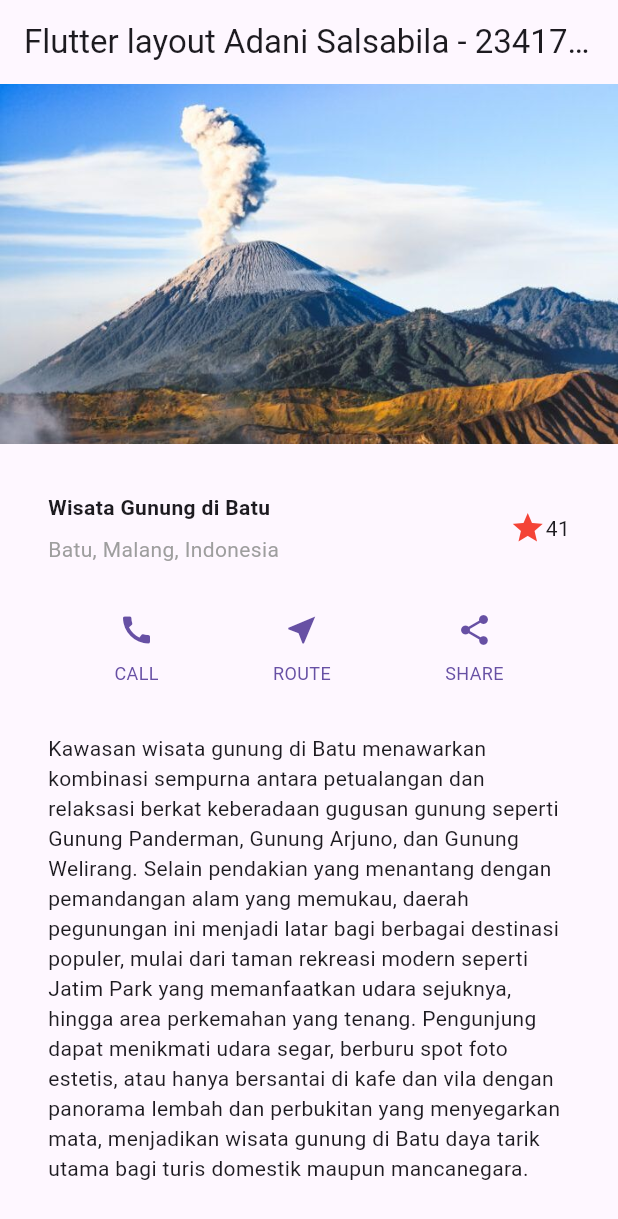
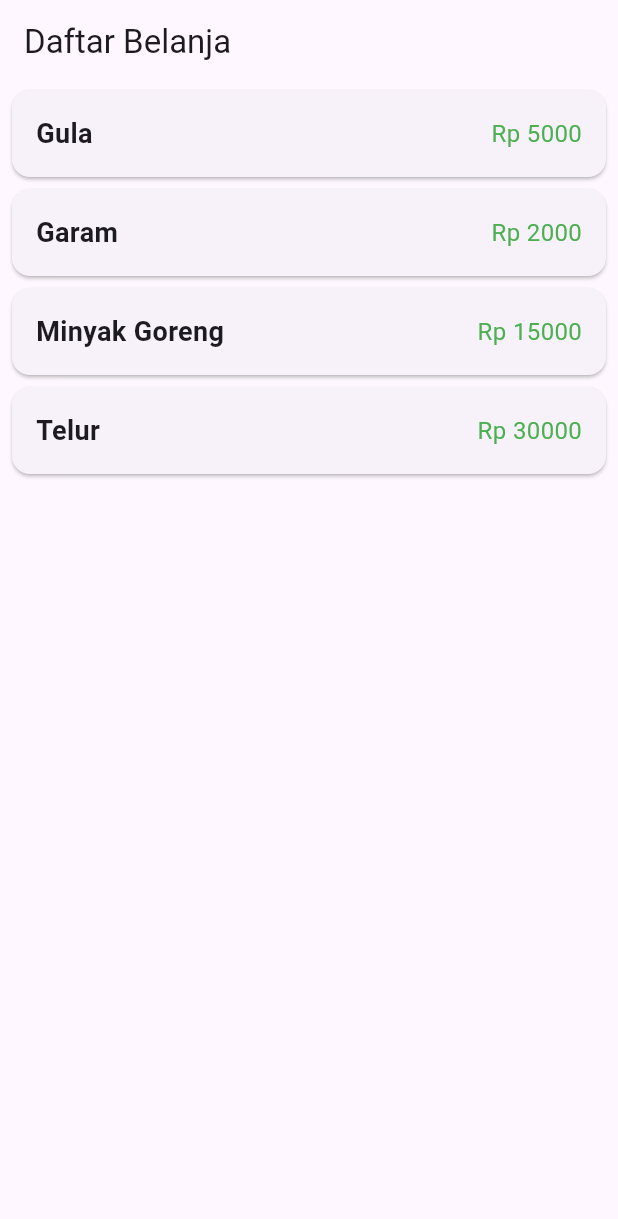
Before and after one commit to adanisalsabila/PemrogramanMobile_AdaniSalsabila_TI3F, a Flutter app: the screen it shows after launch, on a phone screen of 412 x 824 dp. Shown: the top 1219 px of the screen. Run offline on Flutter 3.47's test engine with Material 3 defaults, Android fonts, the phone set to English and light mode, and no system bars.

Commit message:
Praktikum5_Codelab06

```diff
--- a/Codelab05/hello_world/lib/main.dart
+++ b/Codelab05/hello_world/lib/main.dart
@@ -1044,124 +1044,155 @@
 // }
 
 
+// import 'package:flutter/material.dart';
+
+// void main() => runApp(const MyApp());
+
+// class MyApp extends StatelessWidget {
+//   const MyApp({super.key});
+
+//   // Method Pembantu dari Praktikum 2
+//   Column _buildButtonColumn(Color color, IconData icon, String label) {
+//     return Column(
+//       mainAxisSize: MainAxisSize.min,
+//       mainAxisAlignment: MainAxisAlignment.center,
+//       children: [
+//         Icon(icon, color: color),
+//         Container(
+//           margin: const EdgeInsets.only(top: 8),
+//           child: Text(
+//             label,
+//             style: TextStyle(
+//               fontSize: 12,
+//               fontWeight: FontWeight.w400,
+//               color: color,
+//             ),
+//           ),
+//         ),
+//       ],
+//     );
+//   }
+
+//   @override
+//   Widget build(BuildContext context) {
+//     // Tentukan warna primer berdasarkan tema aplikasi
+//     Color color = Theme.of(context).primaryColor;
+
+//     // --- Praktikum 1: titleSection ---
+//     Widget titleSection = Container(
+//       padding: const EdgeInsets.all(32),
+//       child: Row(
+//         children: [
+//           Expanded(
+//             child: Column(
+//               crossAxisAlignment: CrossAxisAlignment.start,
+//               children: [
+//                 Container(
+//                   padding: const EdgeInsets.only(bottom: 8),
+//                   child: const Text(
+//                     'Wisata Gunung di Batu',
+//                     style: TextStyle(
+//                       fontWeight: FontWeight.bold,
+//                     ),
+//                   ),
+//                 ),
+//                 Text(
+//                   'Batu, Malang, Indonesia',
+//                   style: TextStyle(
+//                     color: Colors.grey[500],
+//                   ),
+//                 ),
+//               ],
+//             ),
+//           ),
+//           Icon(
+//             Icons.star,
+//             color: Colors.red[500],
+//           ),
+//           const Text('41'),
+//         ],
+//       ),
+//     );
+
+//     // --- Praktikum 2: buttonSection ---
+//     Widget buttonSection = Row(
+//       mainAxisAlignment: MainAxisAlignment.spaceEvenly,
+//       children: [
+//         _buildButtonColumn(color, Icons.call, 'CALL'),
+//         _buildButtonColumn(color, Icons.near_me, 'ROUTE'),
+//         _buildButtonColumn(color, Icons.share, 'SHARE'),
+//       ],
+//     );
+
+//     // Langkah 1: Buat widget textSection
+//     Widget textSection = Container(
+//       padding: const EdgeInsets.all(32),
+//       child: const Text(
+//         'Kawasan wisata gunung di Batu menawarkan kombinasi sempurna antara petualangan dan relaksasi berkat keberadaan gugusan gunung seperti Gunung Panderman, Gunung Arjuno, dan Gunung Welirang. Selain pendakian yang menantang dengan pemandangan alam yang memukau, daerah pegunungan ini menjadi latar bagi berbagai destinasi populer, mulai dari taman rekreasi modern seperti Jatim Park yang memanfaatkan udara sejuknya, hingga area perkemahan yang tenang. Pengunjung dapat menikmati udara segar, berburu spot foto estetis, atau hanya bersantai di kafe dan vila dengan panorama lembah dan perbukitan yang menyegarkan mata, menjadikan wisata gunung di Batu daya tarik utama bagi turis domestik maupun mancanegara.',
+//         softWrap: true,
+//       ),
+//     );
+
+//     // --- Praktikum 4: imageSection (Langkah 2) ---
+//     Widget imageSection = Image.asset(
+//       'assets/semeru.jpg', // Ganti dengan nama file gambar Anda
+//       width: 600,
+//       height: 240,
+//       fit: BoxFit.cover, // Gambar menutupi seluruh kotak rendernya
+//     );
+
+//     // --- Layout Utama (Scaffold) ---
+//     return MaterialApp(
+//       title: 'Flutter layout Adani Salsabila',
+//       theme: ThemeData(
+//         primarySwatch: Colors.blue,
+//       ),
+//       home: Scaffold(
+//         appBar: AppBar(
+//           title: const Text('Flutter layout Adani Salsabila - 2341720123'),
+//         ),
+//         // Langkah 2: Tambahkan variabel textSection ke body
+//         // Menggunakan Column untuk menumpuk semua bagian secara vertikal
+//         body: ListView(
+//           children: [
+//             imageSection,
+//             titleSection,
+//             buttonSection,
+//             textSection, // textSection ditambahkan setelah buttonSection
+//           ],
+//         ),
+//       ),
+//     );
+//   }
+// }
+
+
 import 'package:flutter/material.dart';
+import 'pages/home_page.dart';
+import 'pages/item_page.dart';
 
 void main() => runApp(const MyApp());
 
 class MyApp extends StatelessWidget {
 const MyApp({super.key});
 
-  // Method Pembantu dari Praktikum 2
-  Column _buildButtonColumn(Color color, IconData icon, String label) {
-    return Column(
-      mainAxisSize: MainAxisSize.min,
-      mainAxisAlignment: MainAxisAlignment.center,
-      children: [
-        Icon(icon, color: color),
-        Container(
-          margin: const EdgeInsets.only(top: 8),
-          child: Text(
-            label,
-            style: TextStyle(
-              fontSize: 12,
-              fontWeight: FontWeight.w400,
-              color: color,
-            ),
-          ),
-        ),
-      ],
-    );
-  }
-
  @override
  Widget build(BuildContext context) {
-    // Tentukan warna primer berdasarkan tema aplikasi
-    Color color = Theme.of(context).primaryColor;
-
-    // --- Praktikum 1: titleSection ---
-    Widget titleSection = Container(
-      padding: const EdgeInsets.all(32),
-      child: Row(
-        children: [
-          Expanded(
-            child: Column(
-              crossAxisAlignment: CrossAxisAlignment.start,
-              children: [
-                Container(
-                  padding: const EdgeInsets.only(bottom: 8),
-                  child: const Text(
-                    'Wisata Gunung di Batu',
-                    style: TextStyle(
-                      fontWeight: FontWeight.bold,
-                    ),
-                  ),
-                ),
-                Text(
-                  'Batu, Malang, Indonesia',
-                  style: TextStyle(
-                    color: Colors.grey[500],
-                  ),
-                ),
-              ],
-            ),
-          ),
-          Icon(
-            Icons.star,
-            color: Colors.red[500],
-          ),
-          const Text('41'),
-        ],
-      ),
-    );
-
-    // --- Praktikum 2: buttonSection ---
-    Widget buttonSection = Row(
-      mainAxisAlignment: MainAxisAlignment.spaceEvenly,
-      children: [
-        _buildButtonColumn(color, Icons.call, 'CALL'),
-        _buildButtonColumn(color, Icons.near_me, 'ROUTE'),
-        _buildButtonColumn(color, Icons.share, 'SHARE'),
-      ],
-    );
-
-    // Langkah 1: Buat widget textSection
-    Widget textSection = Container(
-      padding: const EdgeInsets.all(32),
-      child: const Text(
-        'Kawasan wisata gunung di Batu menawarkan kombinasi sempurna antara petualangan dan relaksasi berkat keberadaan gugusan gunung seperti Gunung Panderman, Gunung Arjuno, dan Gunung Welirang. Selain pendakian yang menantang dengan pemandangan alam yang memukau, daerah pegunungan ini menjadi latar bagi berbagai destinasi populer, mulai dari taman rekreasi modern seperti Jatim Park yang memanfaatkan udara sejuknya, hingga area perkemahan yang tenang. Pengunjung dapat menikmati udara segar, berburu spot foto estetis, atau hanya bersantai di kafe dan vila dengan panorama lembah dan perbukitan yang menyegarkan mata, menjadikan wisata gunung di Batu daya tarik utama bagi turis domestik maupun mancanegara.',
-        softWrap: true,
-      ),
-    );
-
-    // --- Praktikum 4: imageSection (Langkah 2) ---
-    Widget imageSection = Image.asset(
-      'assets/semeru.jpg', // Ganti dengan nama file gambar Anda
-      width: 600,
-      height: 240,
-      fit: BoxFit.cover, // Gambar menutupi seluruh kotak rendernya
-    );
-
-    // --- Layout Utama (Scaffold) ---
  return MaterialApp(
-      title: 'Flutter layout Adani Salsabila',
+title: 'Aplikasi Belanja',
  theme: ThemeData(
  primarySwatch: Colors.blue,
  ),
-      home: Scaffold(
-        appBar: AppBar(
-          title: const Text('Flutter layout Adani Salsabila - 2341720123'),
-        ),
-        // Langkah 2: Tambahkan variabel textSection ke body
-        // Menggunakan Column untuk menumpuk semua bagian secara vertikal
-        body: ListView(
-          children: [
-            imageSection,
-            titleSection,
-            buttonSection,
-            textSection, // textSection ditambahkan setelah buttonSection
-          ],
-        ),
-      ),
+
+ initialRoute: '/',
+ // Map routes yang sudah benar (tanpa 'const' pada fungsi builder)
+routes: {
+ // Halaman Utama: Daftar Belanja
+ '/': (context) => const HomePage(), // Boleh const di sini jika HomePage konstan
+
+ // Halaman Detail Item
+'/item': (context) => const ItemPage(), // Boleh const di sini jika ItemPage konstan
+},
 );
 }
 }
--- /dev/null
+++ b/Codelab05/hello_world/lib/models/item.dart
@@ -0,0 +1,8 @@
+class Item {
+  // 1. TAMBAHKAN 'final' ke semua fields (Langkah Kunci)
+  final String name;
+  final int price;
+
+  // 2. Sekarang 'const' constructor sudah valid
+  const Item({required this.name, required this.price});
+}
--- /dev/null
+++ b/Codelab05/hello_world/lib/pages/home_page.dart
@@ -0,0 +1,60 @@
+import 'package:flutter/material.dart';
+import '../models/item.dart'; // Import model Item
+
+class HomePage extends StatelessWidget {
+  const HomePage({super.key});
+
+  // Definisi Sumber Data (Langkah 5)
+  final List<Item> items = const [
+    Item(name: 'Gula', price: 5000),
+    Item(name: 'Garam', price: 2000),
+    Item(name: 'Minyak Goreng', price: 15000),
+    Item(name: 'Telur', price: 30000),
+  ];
+
+  @override
+  Widget build(BuildContext context) {
+    return Scaffold(
+      appBar: AppBar(
+        title: const Text('Daftar Belanja'),
+      ),
+      // Implementasi ListView.builder (Langkah 6)
+      body: ListView.builder(
+        itemCount: items.length,
+        itemBuilder: (context, index) {
+          final item = items[index];
+
+          return InkWell( // Menggunakan InkWell untuk aksi sentuhan (Langkah 7)
+            onTap: () {
+              // Navigasi ke halaman '/item' dan mengirim objek Item sebagai argumen
+              Navigator.pushNamed(
+                context,
+                '/item',
+                arguments: item, // Data yang dikirim ke ItemPage
+              );
+            },
+            child: Card(
+              margin: const EdgeInsets.symmetric(vertical: 4.0, horizontal: 8.0),
+              child: Container(
+                padding: const EdgeInsets.all(16.0),
+                child: Row(
+                  mainAxisAlignment: MainAxisAlignment.spaceBetween,
+                  children: [
+                    Text(
+                      item.name,
+                      style: const TextStyle(fontSize: 18.0, fontWeight: FontWeight.bold),
+                    ),
+                    Text(
+                      'Rp ${item.price.toString()}',
+                      style: const TextStyle(fontSize: 16.0, color: Colors.green),
+                    ),
+                  ],
+                ),
+              ),
+            ),
+          );
+        },
+      ),
+    );
+  }
+}
--- /dev/null
+++ b/Codelab05/hello_world/lib/pages/item_page.dart
@@ -0,0 +1,49 @@
+import 'package:flutter/material.dart';
+import '../models/item.dart';
+
+class ItemPage extends StatelessWidget {
+  const ItemPage({super.key});
+
+  @override
+  Widget build(BuildContext context) {
+    // Menerima argumen (objek Item) yang dikirim melalui navigasi
+    // '!' menandakan kita yakin argumen tidak null
+    final item = ModalRoute.of(context)!.settings.arguments as Item;
+
+    return Scaffold(
+      appBar: AppBar(
+        title: Text('Detail ${item.name}'), // Judul dinamis
+      ),
+      body: Padding(
+        padding: const EdgeInsets.all(16.0),
+        child: Column(
+          crossAxisAlignment: CrossAxisAlignment.start,
+          children: [
+            const Text(
+              'Detail Produk Belanja',
+              style: TextStyle(fontSize: 24.0, fontWeight: FontWeight.bold),
+            ),
+            const Divider(),
+            Text(
+              'Nama Barang: ${item.name}',
+              style: const TextStyle(fontSize: 20.0),
+            ),
+            const SizedBox(height: 8),
+            Text(
+              'Harga: Rp ${item.price.toString()}',
+              style: const TextStyle(fontSize: 20.0, color: Colors.green),
+            ),
+            const SizedBox(height: 16),
+            ElevatedButton(
+              onPressed: () {
+                // Navigasi kembali ke halaman sebelumnya (HomePage)
+                Navigator.pop(context);
+              },
+              child: const Text('Kembali ke Daftar'),
+            )
+          ],
+        ),
+      ),
+    );
+  }
+}
```
Lines whose indentation alone changed are shown as unchanged.
